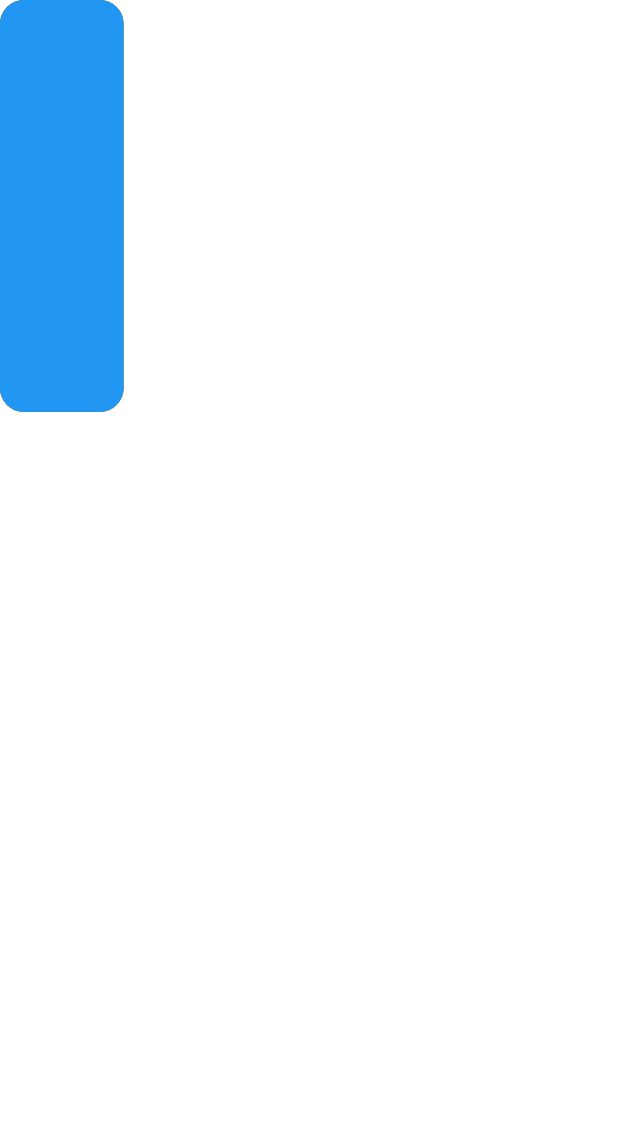
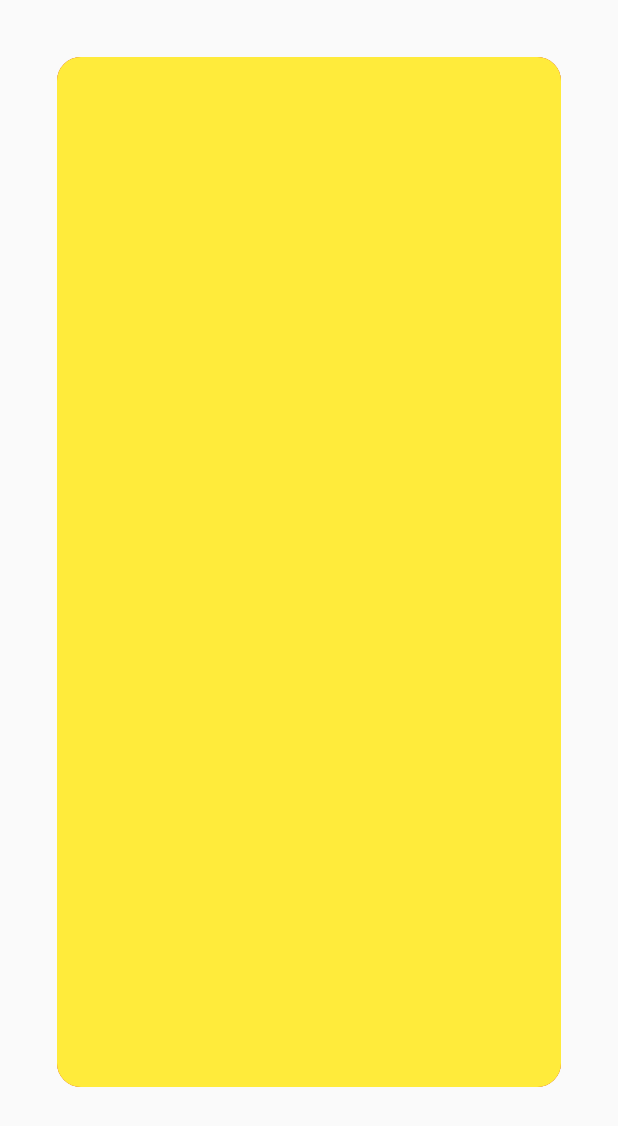
Before and after one commit to adamsyy/dailydiary, a Flutter app: the screen it shows after launch, on a phone screen of 412 x 824 dp. Shown: the top 1126 px of the screen. Run offline on Flutter 3.47's test engine with Material 2 defaults, Android fonts, the phone set to English and light mode, and no system bars; our stand-ins replace cloud_firestore, firebase_auth, firebase_core, font_awesome_flutter, google_sign_in; missing offline and left inert: flutter_swipable; accounts and stored records are empty.

Commit message:
morning 1st commit no change

```diff
--- a/lib/trial2.dart
+++ b/lib/trial2.dart
@@ -2,11 +2,7 @@ import 'package:cloud_firestore/cloud_firestore.dart';
 import 'package:flutter/material.dart';
 import 'package:flutter_swipable/flutter_swipable.dart';
 
-final List data = [
-  {'color': Colors.red},
-  {'color': Colors.green},
-  {'color': Colors.blue},
-];
+
 
 class Tinder extends StatefulWidget {
   @override
@@ -15,17 +11,24 @@ class Tinder extends StatefulWidget {
 
 class _TinderState extends State<Tinder> {
   List<Card> cards = [
-    Card(color: data[0]['color'],),
-    Card(color: data[1]['color'],),
-    Card(color: data[2]['color'],),
+    Card(color:Colors.purple),
+    Card(color: Colors.orange),
+    Card(color: Colors.yellow,),
   ];
 
   @override
   Widget build(BuildContext context) {
-    return Container(
-    child: Stack(
-      children: cards,
-    ),
+    return Scaffold(
+      body: Padding(
+        padding: const EdgeInsets.all(38.0),
+        child: Container(
+          width: MediaQuery.of(context).size.width*1,height: MediaQuery.of(context).size.height/1.2,
+
+          child: Stack(
+          children: cards,
+        ),
+        ),
+      ),
     );
   }
 }
@@ -37,8 +40,7 @@ class Card extends StatelessWidget {
   @override
   Widget build(BuildContext context) {
     return Swipable(
-        child: Container(width: MediaQuery.of(context).size.width*0.2,height: MediaQuery.of(context).size.height/3,
-
+        child: Container(
       decoration: BoxDecoration(borderRadius: BorderRadius.circular(16),color: color),
     ));
   }
```
